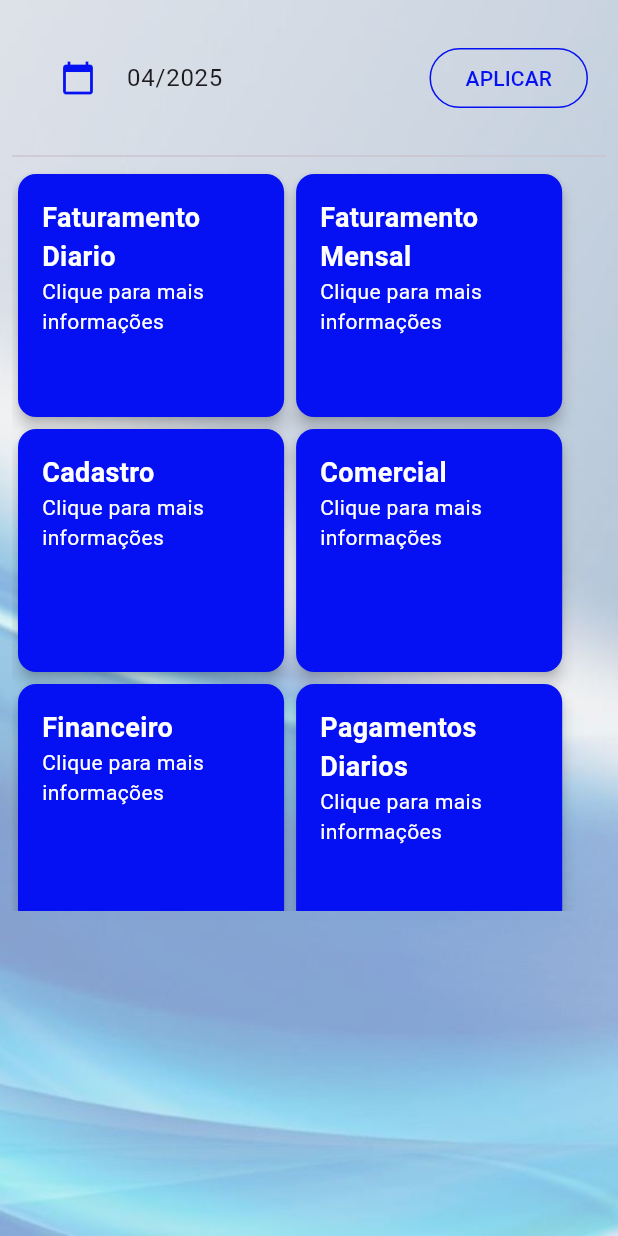
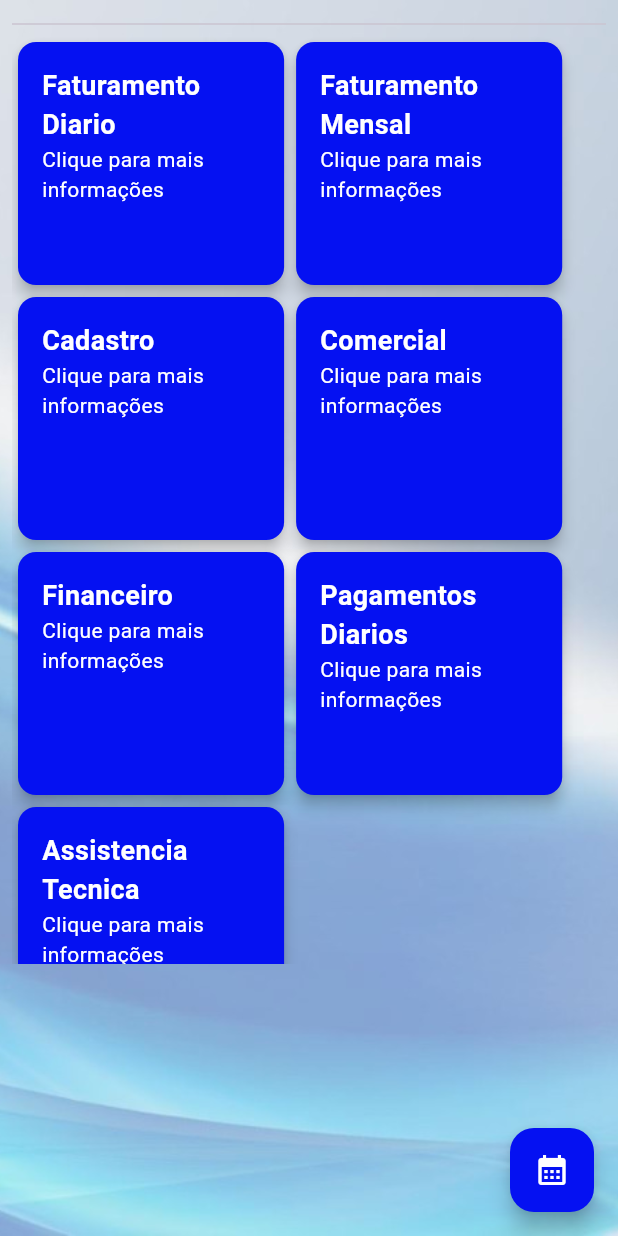
Before and after one commit to Prosystem-Informatica/prosystem_dashboard, a Flutter app: the Dashboard screen opened directly with empty values, on a phone screen of 412 x 824 dp. Run offline on Flutter 3.47's test engine with Material 3 defaults, Android fonts, the phone set to English and light mode, and no system bars; our stand-ins replace bloc, equatable, fl_chart, flutter_bloc, flutter_dotenv, get and 3 more; missing offline and left inert: match; accounts and stored records are empty.

Commit message:
fix: release version

```diff
--- a/lib/app/modules/home/home_page.dart
+++ b/lib/app/modules/home/home_page.dart
@@ -249,7 +249,7 @@ class _DashboardState extends State<Dashboard> {
         padding: const EdgeInsets.all(8.0),
         child: Column(
           children: [
-            Padding(
+            /*Padding(
               padding: const EdgeInsets.all(12.0),
               child: Row(
                 children: [
@@ -282,11 +282,10 @@ class _DashboardState extends State<Dashboard> {
                   ),
                 ],
               ),
-            ),
-
+            ),*/
             Divider(),
             SizedBox(
-              height: MediaQuery.of(context).size.height * 0.601,
+              height: MediaQuery.of(context).size.height * 0.751,
               width: MediaQuery.of(context).size.width,
               child: ListView(
                 children: [
@@ -313,7 +312,13 @@ class _DashboardState extends State<Dashboard> {
 
   @override
   Widget build(BuildContext context) {
-    return Container(
+    return Scaffold(
+      floatingActionButton: FloatingActionButton(
+        onPressed: () => _showMonthYearPicker(context),
+        backgroundColor: Color(0xFF0511F2),
+        child: Icon(Icons.calendar_month, color: Colors.white,),
+      ),
+      body: Container(
         decoration: BoxDecoration(
           image: DecorationImage(
             image: AssetImage("assets/bg-login.jpg"),
@@ -326,6 +331,7 @@ class _DashboardState extends State<Dashboard> {
             SizedBox(height: 20),
           ],
         ),
+      ),
     );
   }
 }
--- a/lib/app/modules/home/modules/month_payments/month_payments_page.dart
+++ b/lib/app/modules/home/modules/month_payments/month_payments_page.dart
@@ -113,7 +113,7 @@ class _MonthPaymentsPageState extends State<MonthPaymentsPage> {
                     height: 18,
                   ),
                   Text(
-                    "Faturamento  do dia ${formatDate(DateTime.now())}",
+                    "Faturamento  de ${formatAndValidateMMYYYY(_selectMonth)}",
                     style: TextStyle(fontSize: 18, fontWeight: FontWeight.bold),
                   ),
                   AspectRatio(
--- a/lib/app/modules/home/modules/payment_daily/payment_daily_page.dart
+++ b/lib/app/modules/home/modules/payment_daily/payment_daily_page.dart
@@ -65,7 +65,7 @@ class _PaymentDailyPageState extends State<PaymentDailyPage> {
                     height: 18,
                   ),
                   Text(
-                    "Faturamento ${formatAndValidateMMYYYY(_selectMonth)}",
+                    "Faturamento do dia ${formatDate(DateTime.now())}",
                     style: TextStyle(fontSize: 18, fontWeight: FontWeight.bold),
                   ),
                   AspectRatio(
--- a/lib/app/modules/login/login_page.dart
+++ b/lib/app/modules/login/login_page.dart
@@ -249,12 +249,12 @@ class _LoginPageState extends State<LoginPage> with Messages<LoginPage> {
                         if (state.validationModel!.codigo! == "0" ||
                             state.validationModel!.codigo! == "") {
                           await context.read<LoginBlocCubit>().login(
-                              cnpj.text.toUpperCase());
+                              "29321104000180" ?? cnpj.text.toUpperCase());
                         } else if (state.validationModel!.porta! != "" ||
                             state.validationModel!.empresa! != "") {
                           await context.read<LoginBlocCubit>().loginUser(
-                              username.text.toUpperCase(),
-                              password.text.toUpperCase());
+                              "SUPORTE" ?? username.text.toUpperCase(),
+                              "PR05YST3M" ?? password.text.toUpperCase());
                         }
                       }
                     },
```
Also changed, not shown: lib/app/modules/home/modules/comercial/commercial_page.dart (+46 -10 lines), lib/app/modules/home/modules/technical_assistance/technical_assistance_page.dart (+5 -5 lines), 4 other files. Lines whose indentation alone changed are shown as unchanged.
